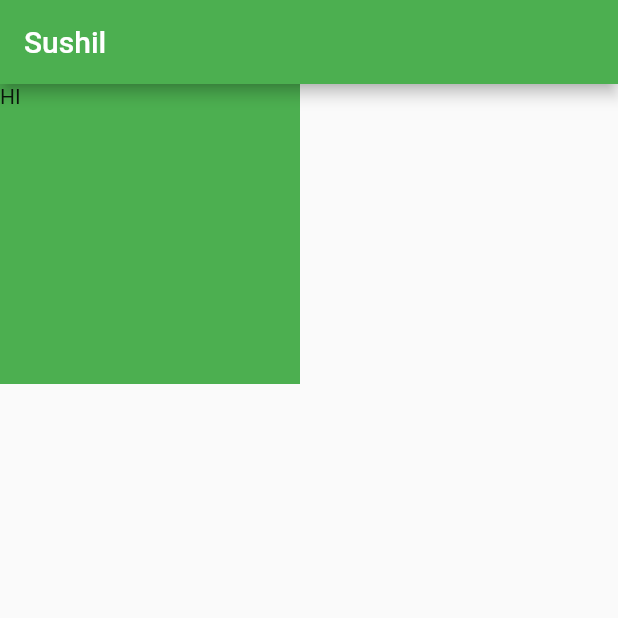
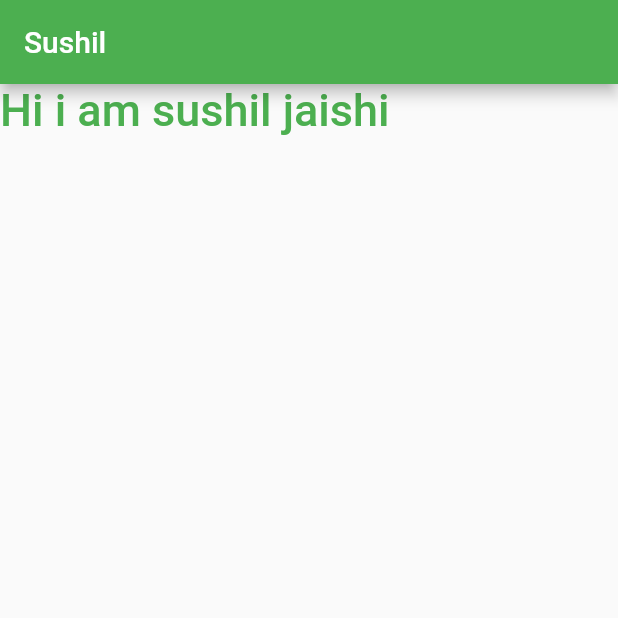
Before and after one commit to Sushil-jaishi/FlutterApp, a Flutter app: the screen it shows after launch, on a phone screen of 412 x 824 dp, the top half of it. Run offline on Flutter 3.47's test engine with Material 2 defaults, Android fonts, the phone set to English and light mode, and no system bars.

Commit message:
Text Widget

```diff
--- a/lib/main.dart
+++ b/lib/main.dart
@@ -20,13 +20,7 @@ class HomePageScreen extends StatelessWidget{
         appBar: AppBar(
           title: Text('Sushil'),
         ),
-        body:
-        Container(
-            width: 200,
-            height: 200,
-            color: Colors.green,
-            child: Text('HI')
-        )
+        body:Text('Hi i am sushil jaishi',style: TextStyle( fontSize: 30,color: Colors.green,fontWeight: FontWeight.w500),)
     );
   }
 
```
